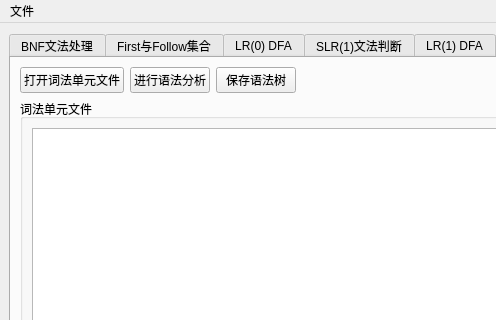
Old version of the form ui/task2window.ui in the repository CrazyThought/byylCourseDesign; both pictures show x 0 to 496 and y 0 to 320 of the 1200 by 900 pixel window.
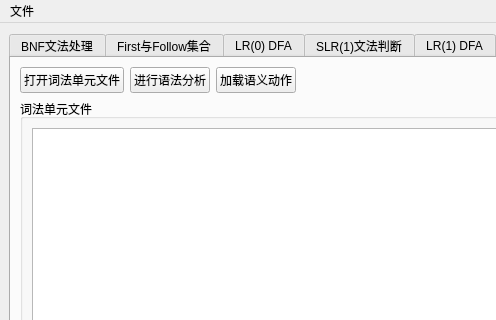
New version of the form. The open tabs and pages were chosen to show the change.

Commit message: fix:   修复了语法树不能正常生成的问题

Diff of the .ui file:
```diff
--- a/ui/task2window.ui
+++ b/ui/task2window.ui
@@ -489,7 +489,7 @@
           <item>
            <widget class="QPushButton" name="pushButtonSaveSyntaxTree">
             <property name="text">
-             <string>保存语法树</string>
+             <string>加载语义动作</string>
             </property>
            </widget>
           </item>
```
Left out of the diff: 45 changed lines with no effect on the pictures. Lines whose indentation alone changed are shown as unchanged. The commit also changes 25 other files.
